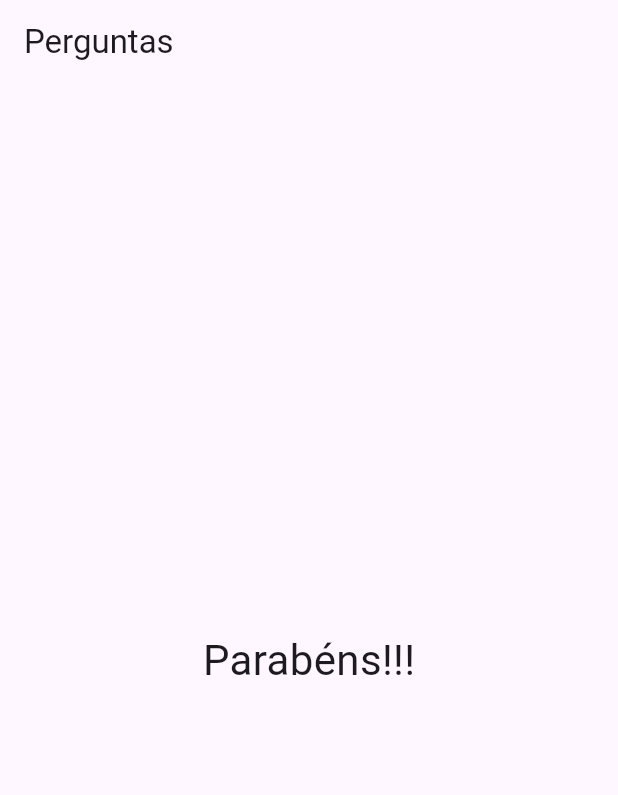
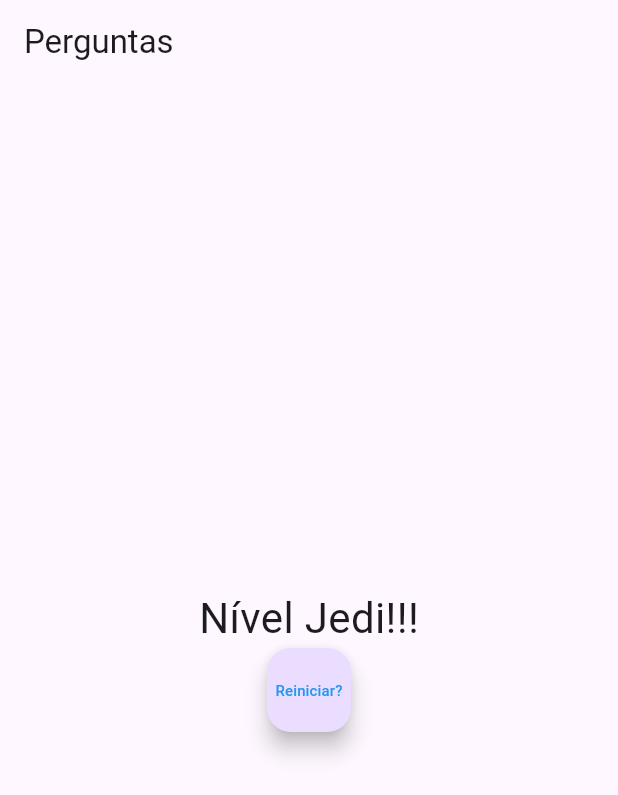
Before and after one commit to paladin120702/projeto_perguntas_flutter, a Flutter app: the screen it shows after launch, after a tap on "Preto", after a tap on "Gato", after a tap on "Carlos", on a phone screen of 412 x 824 dp. Shown: the top 795 px of the screen. Run offline on Flutter 3.47's test engine with Material 3 defaults, Android fonts, the phone set to English and light mode, and no system bars.

```diff
--- a/lib/main.dart
+++ b/lib/main.dart
@@ -6,31 +6,55 @@ main() => runApp(PerguntaApp());
 
 class _PerguntaAppState extends State<PerguntaApp> {
   var _perguntaSelecionada = 0;
+  var _notaTotal = 0;
   final List<Map<String, Object>> _perguntas = const [
     {
       'texto': 'Qual sua cor favorita?',
-      'respostas': ['Preto', 'Branco', 'Azul', 'Verde'],
+      'respostas': [
+        {'texto': 'Preto', 'nota': 10},
+        {'texto': 'Branco', 'nota': 9},
+        {'texto': 'Azul', 'nota': 7},
+        {'texto': 'Verde', 'nota': 1},
+      ],
     },
     {
       'texto': 'Qual seu animal favorito?',
-      'respostas': ['Cobra', 'Gato', 'Cachorro', 'Leão'],
+      'respostas': [
+        {'texto': 'Cobra', 'nota': 9},
+        {'texto': 'Gato', 'nota': 10},
+        {'texto': 'Cachorro', 'nota': 6},
+        {'texto': 'Leão', 'nota': 1},
+      ],
     },
     {
       'texto': 'Qual seu instrutor favorito?',
-      'respostas': ['Juninho', 'Renato', 'Carlos', 'Dudu'],
-    }
+      'respostas': [
+        {'texto': 'Juninho', 'nota': 7},
+        {'texto': 'Renato', 'nota': 3},
+        {'texto': 'Carlos', 'nota': 10},
+        {'texto': 'Dudu', 'nota': 1},
+      ],
+    },
   ];
 
   bool get temPergunta {
     return _perguntaSelecionada < _perguntas.length;
   }
 
-  void _responder() {
+  void _responder(int nota) {
     if (temPergunta) {
       setState(() {
         _perguntaSelecionada++;
+        _notaTotal += nota;
       });
     }
+  }
+
+  void _reiniciarQuestionario() {
+    setState(() {
+      _perguntaSelecionada = 0;
+      _notaTotal = 0;
+    });
   }
 
   @override
@@ -45,7 +69,8 @@ class _PerguntaAppState extends State<PerguntaApp> {
                 perguntas: _perguntas,
                 perguntaSelecionada: _perguntaSelecionada,
                 responder: _responder)
-              : Resultado('Parabéns!!!')),
+            : Resultado(_notaTotal, _reiniciarQuestionario),
+      ),
     );
   }
 }
--- a/lib/questionario.dart
+++ b/lib/questionario.dart
@@ -5,7 +5,7 @@ import './resposta.dart';
 class Questionario extends StatelessWidget {
   final List<Map<String, Object>> perguntas;
   final int perguntaSelecionada;
-  final void Function() responder;
+  final void Function(int) responder;
 
   Questionario({
     required this.perguntas,
@@ -19,12 +19,20 @@ class Questionario extends StatelessWidget {
 
   @override
   Widget build(BuildContext context) {
-    List<String> respostas = temPerguntaSelecionada
-        ? perguntas[perguntaSelecionada].cast()['respostas']
+    List<Map<String, Object>> respostas = temPerguntaSelecionada
+        ? perguntas[perguntaSelecionada]['respostas']
+            as List<Map<String, Object>>
         : [];
-    return Column(children: <Widget>[
-      Questao(perguntas[perguntaSelecionada]['texto'].toString()),
-      ...respostas.map((t) => Resposta(t, responder)).toList(),
-    ]);
+    return Column(
+      children: <Widget>[
+        Questao(perguntas[perguntaSelecionada]['texto'].toString()),
+        ...respostas.map((resp) {
+          return Resposta(
+            resp['texto'] as String,
+            () => responder(int.parse(resp['nota'].toString())),
+          );
+        }).toList(),
+      ],
+    );
   }
 }
--- a/lib/resultado.dart
+++ b/lib/resultado.dart
@@ -1,16 +1,43 @@
 import 'package:flutter/material.dart';
 
 class Resultado extends StatelessWidget {
-  final String resultado;
-  Resultado(this.resultado);
+  final int nota;
+  final void Function() quandoReiniciarQuestionario;
+
+  Resultado(this.nota, this.quandoReiniciarQuestionario);
+
+  String get fraseResultado {
+    if (nota < 8) {
+      return 'Parabéns!';
+    } else if (nota < 12) {
+      return 'Você é bom';
+    } else if (nota < 21) {
+      return 'Impressionante';
+    } else {
+      return 'Nível Jedi!!!';
+    }
+  }
 
   @override
   Widget build(BuildContext context) {
-    return Center(
-      child: Text(
-        resultado,
-        style: TextStyle(fontSize: 28),
-      ),
+    return Column(
+      mainAxisAlignment: MainAxisAlignment.center,
+      children: [
+        Center(
+          child: Text(
+            fraseResultado,
+            style: TextStyle(fontSize: 28),
+          ),
+        ),
+        FloatingActionButton(
+          onPressed: quandoReiniciarQuestionario,
+          child: Text(
+            'Reiniciar?',
+            style: TextStyle(fontSize: 10),
+          ),
+          foregroundColor: Colors.blue,
+        )
+      ],
     );
   }
 }
```
Lines whose indentation alone changed are shown as unchanged.
